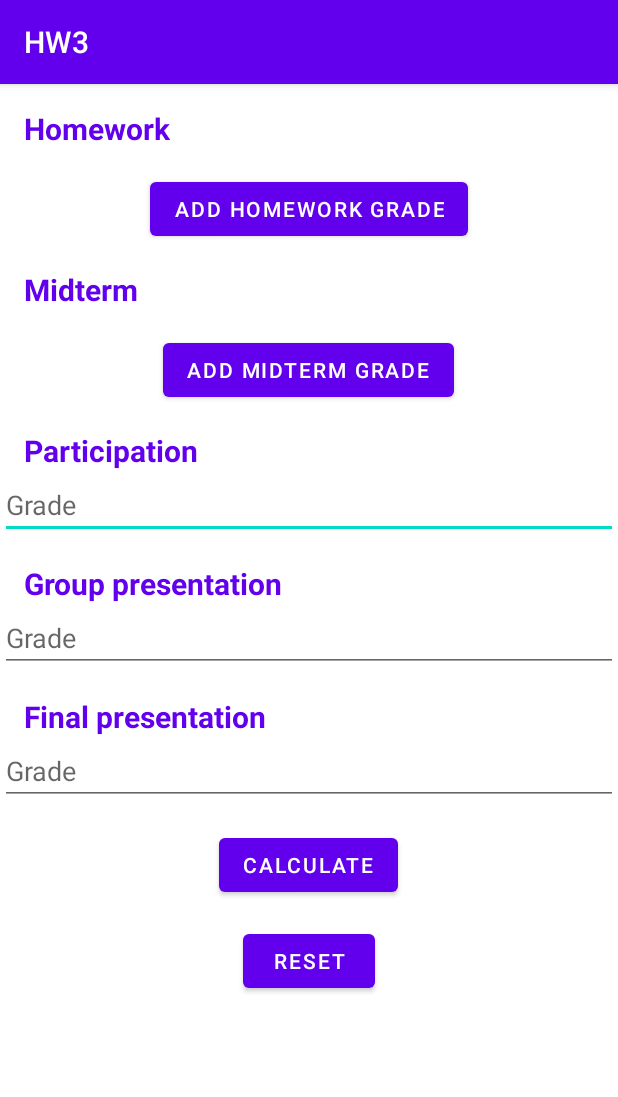
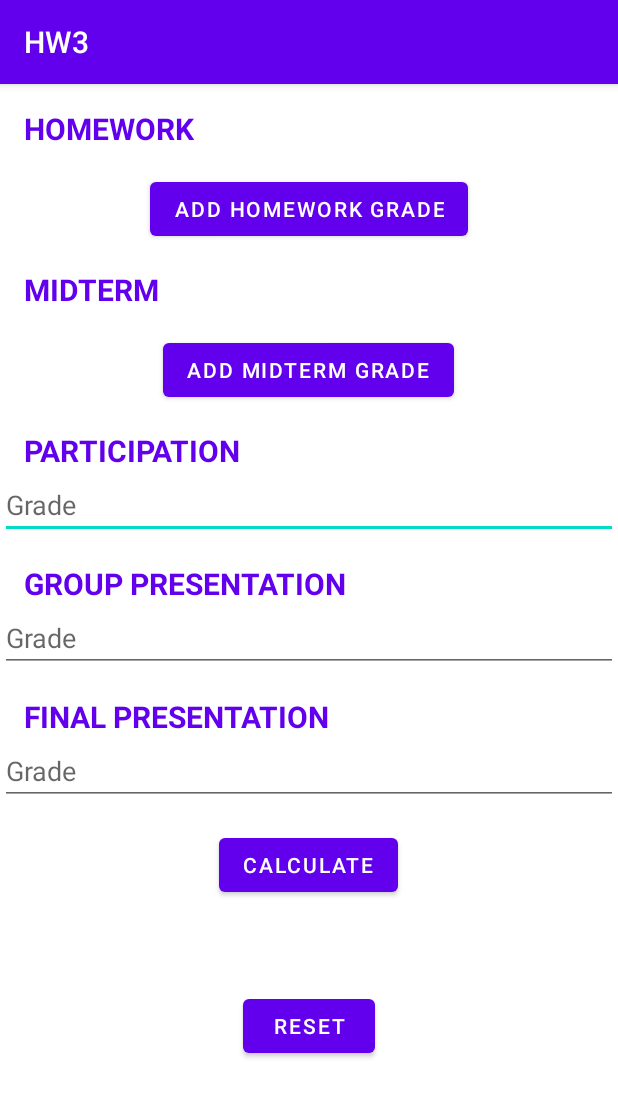
Before and after one commit to AnnaStepanian/Grade-Calculator, an Android app: the screen it shows after launch (MainActivity), on a phone screen of 412 x 824 dp. Shown: the top 1097 px of the screen. Run offline under Robolectric (Android 15) with nearby library versions, the phone set to English and light mode, and no system bars.

```diff
--- a/app/src/main/java/com/example/hw3/InputFilterMinMax.kt
+++ b/app/src/main/java/com/example/hw3/InputFilterMinMax.kt
@@ -24,6 +24,6 @@ class InputFilterMinMax(private val min: String, private val max: String) : Inpu
     }
 
     private fun isInRange(a: String, b: String, c: Int): Boolean {
-        return if (b > a) c in (a.toInt() + 1)..(b.toInt() - 1) else c in (b.toInt() + 1)..(a.toInt() - 1)
+        return if (b > a) c in a.toInt()..b.toInt() else c in b.toInt()..a.toInt()
     }
 }
--- a/app/src/main/java/com/example/hw3/MainActivity.kt
+++ b/app/src/main/java/com/example/hw3/MainActivity.kt
@@ -4,10 +4,8 @@ import androidx.appcompat.app.AppCompatActivity
 import android.os.Bundle
 import android.text.InputFilter
 import android.text.InputType
-import android.widget.Button
-import android.widget.EditText
-import android.widget.LinearLayout
-import android.widget.Toast
+import android.widget.*
+import com.google.android.material.textfield.TextInputEditText
 
 class MainActivity : AppCompatActivity() {
 
@@ -15,6 +13,12 @@ class MainActivity : AppCompatActivity() {
     private lateinit var addButton: Button
     private lateinit var container2: LinearLayout
     private lateinit var addButton2: Button
+    private lateinit var participationInputText: EditText
+    private lateinit var groupPresentationInputText: EditText
+    private lateinit var finalProjectInputText: EditText
+    private lateinit var calculate: Button
+    private lateinit var reset: Button
+    private lateinit var result: TextView
 
     private val MAX_CHILD_VIEWS = 5 // maximum number of child views
 
@@ -26,6 +30,13 @@ class MainActivity : AppCompatActivity() {
         addButton = findViewById(R.id.add_button)
         container2 = findViewById(R.id.container2)
         addButton2 = findViewById(R.id.add_button2)
+        participationInputText = findViewById<EditText>(R.id.participation_grade)
+        groupPresentationInputText = findViewById<EditText>(R.id.group_project_grade)
+        finalProjectInputText = findViewById<EditText>(R.id.final_project_grade)
+        calculate = findViewById(R.id.calculate)
+        result = findViewById<TextView>(R.id.result_text_view)
+        reset = findViewById(R.id.reset)
+
 
         addButton.setOnClickListener {
             if (container1.childCount < MAX_CHILD_VIEWS) {
@@ -59,7 +70,7 @@ class MainActivity : AppCompatActivity() {
                 editText.inputType = InputType.TYPE_CLASS_NUMBER
                 editText.filters = arrayOf<InputFilter>(InputFilter.LengthFilter(3),
                     InputFilterMinMax("0", "100"))
-                container2.addView(editText, 0)
+                container2.addView(editText)
                 // Disable button if maximum limit has been reached
                 if (container2.childCount == 2) {
                     addButton2.isEnabled = false
@@ -68,5 +79,54 @@ class MainActivity : AppCompatActivity() {
                 Toast.makeText(this, "Maximum limit reached", Toast.LENGTH_SHORT).show()
             }
         }
+        calculate.setOnClickListener {
+            val hwGrades = mutableListOf<Double>()
+            for (i in 1..5) {
+                val hwEditText = container1.findViewWithTag<TextInputEditText>("Homework $i")
+                if (!hwEditText?.text.isNullOrEmpty()) {
+                    hwGrades.add(hwEditText.text.toString().toDouble())
+                }
+            }
+            val midtermGrades = mutableListOf<Double>()
+            for (i in 1..2) {
+                val midtermEditText = container2.findViewWithTag<TextInputEditText>("Midterm $i")
+                if (!midtermEditText?.text.isNullOrEmpty()) {
+                    midtermGrades.add(midtermEditText.text.toString().toDouble())
+                }
+            }
+            val participationGrade = participationInputText.text.toString().toDoubleOrNull() ?: 0.0
+            val groupPresentationGrade = groupPresentationInputText.text.toString().toDoubleOrNull() ?: 0.0
+            val finalProjectGrade = finalProjectInputText.text.toString().toDoubleOrNull() ?: 0.0
+
+            val totalGrade = calculateTotal(participationGrade, hwGrades, groupPresentationGrade, midtermGrades, finalProjectGrade)
+            result.text = String.format("%.2f", totalGrade)
+        }
+        reset.setOnClickListener {
+            resetFields()
+        }
+
     }
+    private fun calculateTotal(
+        participationGrade: Double,
+        hwGrades: List<Double>,
+        groupPresentationGrade: Double,
+        midtermGrades: List<Double>,
+        finalProjectGrade: Double
+    ): Double {
+        val hwTotal = if (hwGrades.isNotEmpty()) hwGrades.average() * 100 * 0.2 else 0.0
+        val midtermTotal = if (midtermGrades.isNotEmpty()) midtermGrades.average() * 100 * 0.3 else 0.0
+        val totalGrade = participationGrade * 0.1 + hwTotal + groupPresentationGrade * 0.1 + midtermTotal + finalProjectGrade * 0.3
+        return totalGrade
+    }
+    private fun resetFields() {
+        participationInputText.text.clear()
+        groupPresentationInputText.text.clear()
+        finalProjectInputText.text.clear()
+        container1.removeAllViews()
+        addButton.isEnabled = true
+        container2.removeAllViews()
+        addButton2.isEnabled = true
+        result.text = ""
+    }
+
 }
--- a/app/src/main/res/layout/activity_main.xml
+++ b/app/src/main/res/layout/activity_main.xml
@@ -18,7 +18,7 @@
             android:id="@+id/homework_label"
             android:layout_width="wrap_content"
             android:layout_height="wrap_content"
-            android:text="Homework"
+            android:text="HOMEWORK"
             android:textSize="20sp"
             android:textColor="@color/purple_500"
             android:textStyle="bold"
@@ -43,7 +43,7 @@
             android:id="@+id/midterm_label"
             android:layout_width="wrap_content"
             android:layout_height="wrap_content"
-            android:text="Midterm"
+            android:text="MIDTERM"
             android:textColor="@color/purple_500"
             android:textSize="20sp"
             android:textStyle="bold"
@@ -68,7 +68,7 @@
             android:id="@+id/participation_label"
             android:layout_width="wrap_content"
             android:layout_height="wrap_content"
-            android:text="Participation"
+            android:text="PARTICIPATION"
             android:textColor="@color/purple_500"
             android:textSize="20sp"
             android:textStyle="bold"
@@ -88,7 +88,7 @@
             android:id="@+id/presentation_label"
             android:layout_width="wrap_content"
             android:layout_height="wrap_content"
-            android:text="Group presentation"
+            android:text="GROUP PRESENTATION"
             android:textColor="@color/purple_500"
             android:textSize="20sp"
             android:textStyle="bold"
@@ -108,7 +108,7 @@
             android:id="@+id/final_label"
             android:layout_width="wrap_content"
             android:layout_height="wrap_content"
-            android:text="Final presentation"
+            android:text="FINAL PRESENTATION"
             android:textColor="@color/purple_500"
             android:textSize="20sp"
             android:textStyle="bold"
@@ -131,6 +131,17 @@
             android:text="Calculate"
             android:layout_marginTop="16dp"/>
 
+        <TextView
+            android:id="@+id/result_text_view"
+            android:layout_width="wrap_content"
+            android:layout_height="wrap_content"
+            android:layout_centerHorizontal="true"
+            android:layout_below="@id/calculate"
+            android:textColor="@color/red"
+            android:textSize="20sp"
+            android:textStyle="bold"
+            android:layout_marginTop="16dp"/>
+
         <Button
             android:id="@+id/reset"
             android:layout_width="wrap_content"
```
